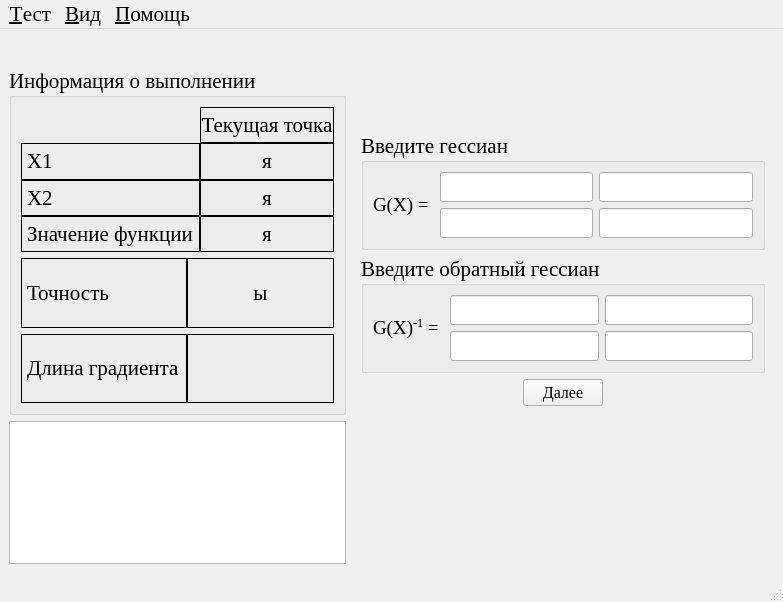
Eliminationzx/optimizationmethods, file optimizationmethods/ui/NotWen.ui: the form before one commit.
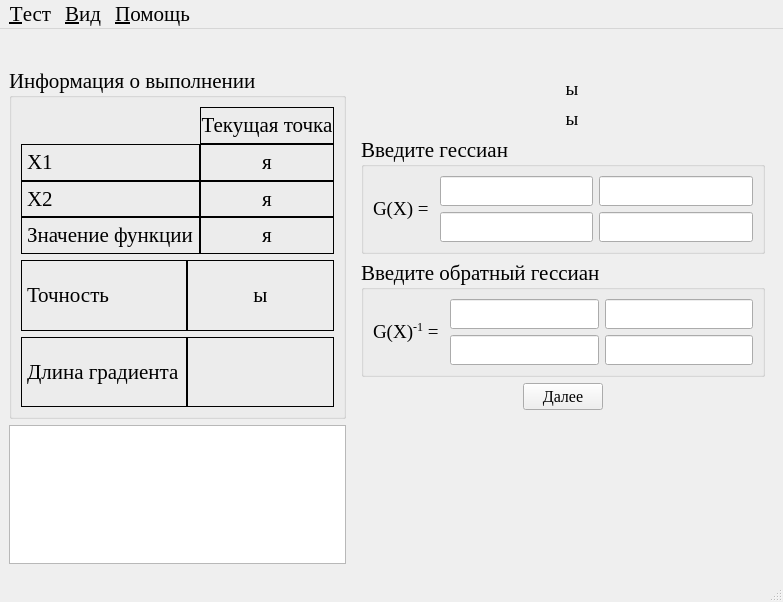
The form after the commit. The open tabs and pages were chosen to show the change. Icons and pictures are not drawn.

Commit message: добавил подпись производных.

```diff
--- a/optimizationmethods/ui/NotWen.ui
+++ b/optimizationmethods/ui/NotWen.ui
@@ -42,7 +42,7 @@
       </property>
       <layout class="QGridLayout" name="gridLayout_6">
        <item row="0" column="0">
-        <layout class="QGridLayout" name="gridLayout_3" columnstretch="1,1">
+        <layout class="QGridLayout" name="gridLayout_3" columnstretch="1,0">
          <property name="spacing">
           <number>0</number>
          </property>
@@ -216,6 +216,15 @@
       </layout>
      </widget>
     </item>
+    <item row="2" column="0">
+     <widget class="QTextBrowser" name="LogTxtBrsr">
+      <property name="font">
+       <font>
+        <pointsize>14</pointsize>
+       </font>
+      </property>
+     </widget>
+    </item>
     <item row="1" column="1">
      <widget class="QStackedWidget" name="stackedWidget">
       <property name="currentIndex">
@@ -895,7 +904,69 @@
       </widget>
       <widget class="QWidget" name="gessian">
        <layout class="QGridLayout" name="gridLayout_16">
-        <item row="2" column="0">
+        <item row="0" column="0">
+         <layout class="QHBoxLayout" name="horizontalLayout" stretch="0,1">
+          <item>
+           <layout class="QVBoxLayout" name="verticalLayout_2">
+            <item>
+             <widget class="QLabel" name="label_25">
+              <property name="text">
+               <string/>
+              </property>
+              <property name="pixmap">
+               <pixmap resource="data.qrc">:/icon/dfdx1.bmp</pixmap>
+              </property>
+             </widget>
+            </item>
+            <item>
+             <widget class="QLabel" name="label_26">
+              <property name="text">
+               <string/>
+              </property>
+              <property name="pixmap">
+               <pixmap resource="data.qrc">:/icon/dfdx2.bmp</pixmap>
+              </property>
+             </widget>
+            </item>
+           </layout>
+          </item>
+          <item>
+           <layout class="QVBoxLayout" name="verticalLayout">
+            <item>
+             <widget class="QLabel" name="label_23">
+              <property name="font">
+               <font>
+                <pointsize>14</pointsize>
+               </font>
+              </property>
+              <property name="text">
+               <string>ы</string>
+              </property>
+              <property name="alignment">
+               <set>Qt::AlignCenter</set>
+              </property>
+             </widget>
+            </item>
+            <item>
+             <widget class="QLabel" name="label_24">
+              <property name="font">
+               <font>
+                <pointsize>14</pointsize>
+               </font>
+              </property>
+              <property name="text">
+               <string>ы</string>
+              </property>
+              <property name="alignment">
+               <set>Qt::AlignCenter</set>
+              </property>
+             </widget>
+            </item>
+           </layout>
+          </item>
+         </layout>
+        </item>
+        <item row="1" column="0">
          <widget class="QGroupBox" name="groupBox_7">
           <property name="title">
            <string>Введите гессиан</string>
@@ -956,7 +1027,7 @@
           </layout>
          </widget>
         </item>
-        <item row="4" column="0">
+        <item row="2" column="0">
          <widget class="QGroupBox" name="groupBox_8">
           <property name="title">
            <string>Введите обратный гессиан</string>
@@ -1017,7 +1088,7 @@
           </layout>
          </widget>
         </item>
-        <item row="5" column="0">
+        <item row="3" column="0">
          <layout class="QHBoxLayout" name="horizontalLayout_9">
           <item>
            <spacer name="horizontalSpacer_11">
@@ -1059,50 +1130,11 @@
           </item>
          </layout>
         </item>
-        <item row="0" column="0">
-         <widget class="QLabel" name="label_23">
-          <property name="font">
-           <font>
-            <pointsize>14</pointsize>
-           </font>
-          </property>
-          <property name="text">
-           <string/>
-          </property>
-          <property name="alignment">
-           <set>Qt::AlignCenter</set>
-          </property>
-         </widget>
-        </item>
-        <item row="1" column="0">
-         <widget class="QLabel" name="label_24">
-          <property name="font">
-           <font>
-            <pointsize>14</pointsize>
-           </font>
-          </property>
-          <property name="text">
-           <string/>
-          </property>
-          <property name="alignment">
-           <set>Qt::AlignCenter</set>
-          </property>
-         </widget>
-        </item>
        </layout>
       </widget>
       <widget class="QWidget" name="blank"/>
      </widget>
     </item>
-    <item row="2" column="0">
-     <widget class="QTextBrowser" name="LogTxtBrsr">
-      <property name="font">
-       <font>
-        <pointsize>14</pointsize>
-       </font>
-      </property>
-     </widget>
-    </item>
    </layout>
   </widget>
   <widget class="QMenuBar" name="menubar">
```
Left out of the diff: 2 changed lines with no effect on the pictures.
